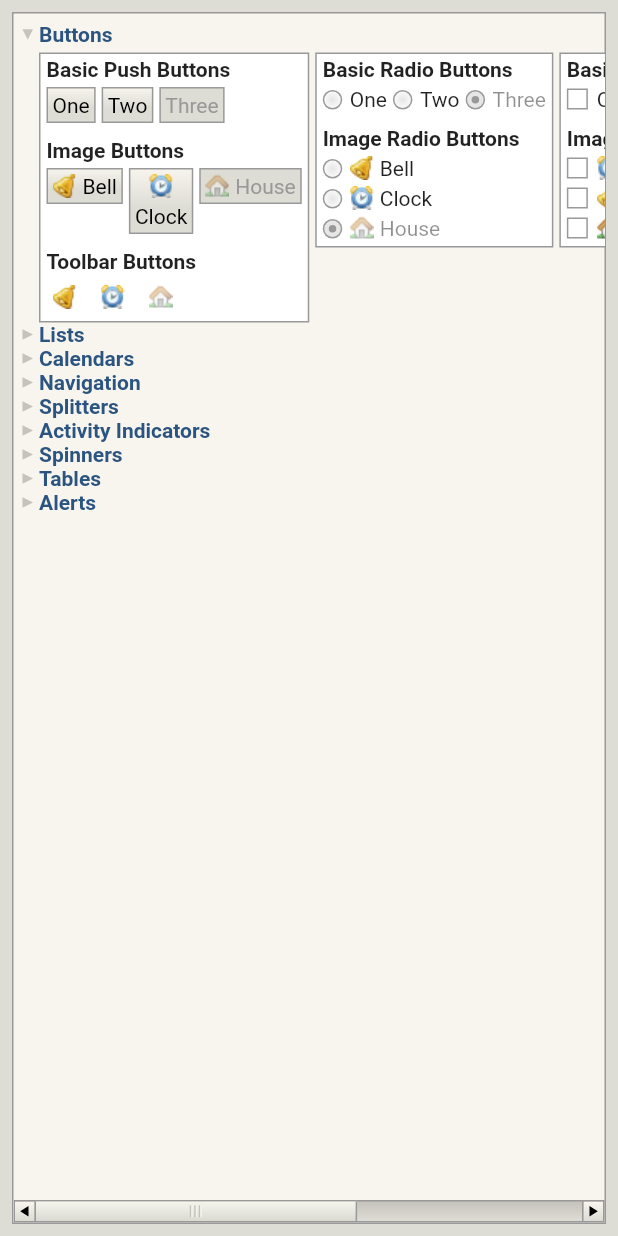
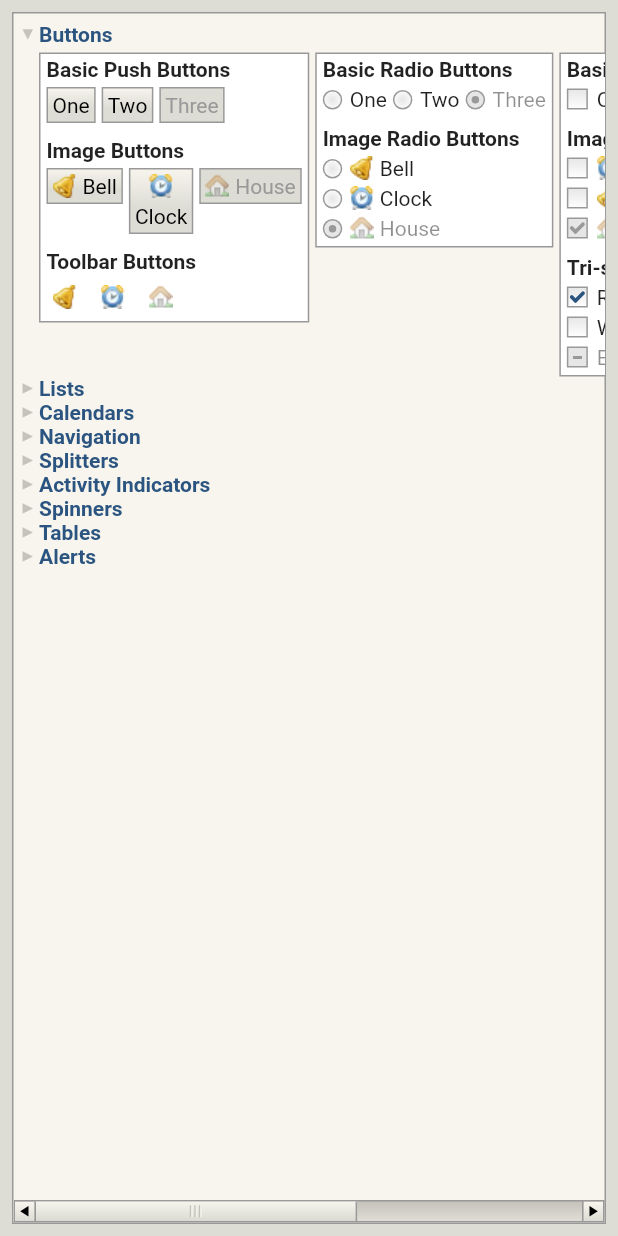
Before and after one commit to tvolkert/chicago, a Flutter app: the screen it shows after launch, on a phone screen of 412 x 824 dp. Run offline on Flutter 3.47's test engine with Material 2 defaults, Android fonts, the phone set to English and light mode, and no system bars.

Commit message:
Finish chekcboxes
1) Add support for tri-state
2) Add support for enabled/disabled
3) Update callers

```diff
--- a/demo/lib/src/buttons.dart
+++ b/demo/lib/src/buttons.dart
@@ -272,7 +272,47 @@ class _RadioButtonsDemoState extends State<RadioButtonsDemo> {
   }
 }
 
-class CheckboxesDemo extends StatelessWidget {
+class CheckboxesDemo extends StatefulWidget {
+  @override
+  _CheckboxesDemoState createState() => _CheckboxesDemoState();
+}
+
+class _CheckboxesDemoState extends State<CheckboxesDemo> {
+  late chicago.CheckboxController _threeController;
+  late chicago.CheckboxController _houseController;
+  late chicago.CheckboxController _readController;
+  late chicago.CheckboxController _writeController;
+  late chicago.CheckboxController _executeController;
+
+  @override
+  void initState() {
+    super.initState();
+    _threeController = chicago.CheckboxController.simple(true);
+    _houseController = chicago.CheckboxController.simple(true);
+    _readController = chicago.CheckboxController.triState(
+      state: chicago.CheckboxState.checked,
+      canUserToggleMixed: true,
+    );
+    _writeController = chicago.CheckboxController.triState(
+      state: chicago.CheckboxState.unchecked,
+      canUserToggleMixed: true,
+    );
+    _executeController = chicago.CheckboxController.triState(
+      state: chicago.CheckboxState.mixed,
+      canUserToggleMixed: true,
+    );
+  }
+
+  @override
+  void dispose() {
+    _threeController.dispose();
+    _houseController.dispose();
+    _readController.dispose();
+    _writeController.dispose();
+    _executeController.dispose();
+    super.dispose();
+  }
+
   @override
   Widget build(BuildContext context) {
     return chicago.Border(
@@ -291,7 +331,11 @@ class CheckboxesDemo extends StatelessWidget {
                 SizedBox(width: 4),
                 chicago.Checkbox(trailing: Text('Two')),
                 SizedBox(width: 4),
-                chicago.Checkbox(trailing: Text('Three')),
+                chicago.Checkbox(
+                  trailing: Text('Three'),
+                  controller: _threeController,
+                  isEnabled: false,
+                ),
               ],
             ),
             SizedBox(height: 10),
@@ -321,6 +365,8 @@ class CheckboxesDemo extends StatelessWidget {
                 ),
                 SizedBox(height: 4),
                 chicago.Checkbox(
+                  controller: _houseController,
+                  isEnabled: false,
                   trailing: Row(
                     children: [
                       Image.asset('assets/house.png'),
@@ -328,6 +374,29 @@ class CheckboxesDemo extends StatelessWidget {
                       Text('House'),
                     ],
                   ),
+                ),
+              ],
+            ),
+            SizedBox(height: 10),
+            BoldText('Tri-state Checkboxes'),
+            SizedBox(height: 4),
+            Column(
+              crossAxisAlignment: CrossAxisAlignment.start,
+              children: [
+                chicago.Checkbox(
+                  controller: _readController,
+                  trailing: Text('Read'),
+                ),
+                SizedBox(height: 4),
+                chicago.Checkbox(
+                  controller: _writeController,
+                  trailing: Text('Write'),
+                ),
+                SizedBox(height: 4),
+                chicago.Checkbox(
+                  controller: _executeController,
+                  trailing: Text('Execute'),
+                  isEnabled: false,
                 ),
               ],
             ),
--- a/demo/lib/src/navigation.dart
+++ b/demo/lib/src/navigation.dart
@@ -57,9 +57,9 @@ class _RollupDemoState extends State<RollupDemo> {
   @override
   void initState() {
     super.initState();
-    _ellipseController = chicago.CheckboxController()..checked = true;
-    _squareController = chicago.CheckboxController()..checked = true;
-    _octagonController = chicago.CheckboxController()..checked = true;
+    _ellipseController = chicago.CheckboxController.simple(true);
+    _squareController = chicago.CheckboxController.simple(true);
+    _octagonController = chicago.CheckboxController.simple(true);
     _radioController = chicago.RadioButtonController<String>('star');
   }
 
--- a/demo/lib/src/tables.dart
+++ b/demo/lib/src/tables.dart
@@ -262,7 +262,7 @@ class _CustomTableDemoState extends State<CustomTableDemo> {
     return Padding(
       padding: EdgeInsets.all(2),
       child: chicago.BasicCheckbox(
-        checked: item.isChecked,
+        state: item.isChecked ? chicago.CheckboxState.checked : chicago.CheckboxState.unchecked,
         onTap: () {
           setState(() {
             _items[rowIndex] = _items[rowIndex].toggleChecked();
--- a/lib/src/checkbox.dart
+++ b/lib/src/checkbox.dart
@@ -13,6 +13,7 @@
 // See the License for the specific language governing permissions and
 // limitations under the License.
 
+import 'package:chicago/src/colors.dart';
 import 'package:flutter/foundation.dart';
 import 'package:flutter/rendering.dart';
 import 'package:flutter/widgets.dart';
@@ -20,37 +21,107 @@ import 'package:flutter/widgets.dart';
 const double _checkboxSize = 14;
 const double _checkmarkSize = 10;
 const double _defaultSpacing = 6;
-const Color _defaultBorderColor = Color(0xff999999);
-const Color _defaultCheckmarkColor = Color(0xff2b5580);
+
+enum CheckboxState {
+  checked,
+  unchecked,
+  mixed,
+}
 
 class CheckboxController extends ChangeNotifier {
-  bool _checked = false;
-  bool get checked => _checked;
-  set checked(bool value) {
-    if (_checked != value) {
-      _checked = value;
+  CheckboxController.simple([bool checked = false])
+      : _isTriState = false,
+        _canUserToggleMixed = false,
+        _state = checked ? CheckboxState.checked : CheckboxState.unchecked;
+
+  CheckboxController.triState({
+    CheckboxState state = CheckboxState.unchecked,
+    bool canUserToggleMixed = false,
+  })  : _isTriState = true,
+        _canUserToggleMixed = canUserToggleMixed,
+        _state = state;
+
+  final bool _isTriState;
+  bool get isTriState => _isTriState;
+
+  final bool _canUserToggleMixed;
+  bool get canUserToggleMixed => _canUserToggleMixed;
+
+  CheckboxState _state;
+  CheckboxState get state => _state;
+  set state(CheckboxState value) {
+    assert(_isTriState || value != CheckboxState.mixed);
+    if (_state != value) {
+      _state = value;
       notifyListeners();
     }
   }
 
-  void toggleChecked() => checked = !_checked;
+  bool get checked => _state == CheckboxState.checked;
+  set checked(bool value) => state = value ? CheckboxState.checked : CheckboxState.unchecked;
+
+  void toggleState() {
+    if (canUserToggleMixed) {
+      switch (state) {
+        case CheckboxState.checked:
+          state = CheckboxState.unchecked;
+          break;
+        case CheckboxState.unchecked:
+          state = CheckboxState.mixed;
+          break;
+        case CheckboxState.mixed:
+          state = CheckboxState.checked;
+          break;
+      }
+    } else {
+      checked = !checked;
+    }
+  }
 }
 
 class Checkbox extends StatefulWidget {
   const Checkbox({
     Key? key,
-    this.spacing = _defaultSpacing,
     this.controller,
-    this.checkmarkColor,
     this.onChange,
     this.trailing,
+    this.spacing = _defaultSpacing,
+    this.isEnabled = true,
   }) : super(key: key);
 
+  /// The controller that governs the state of this checkbox.
+  ///
+  /// If this is unspecified, the checkbox will create and manage its own
+  /// simple (non-tri-state) controller.
+  final CheckboxController? controller;
+
+  /// Callback that will be invoked when the state of the checkbox changes.
+  ///
+  /// Users who register for notifications on [controller] will receive the
+  /// same notifications.
+  final VoidCallback? onChange;
+
+  /// A widget to show after the checkbox.
+  ///
+  /// Clicking on the widget will act as if the user clicked on the checkbox
+  /// itself.
+  ///
+  /// This widget will be laid out with a spacing in between the checkbox and
+  /// the widget. The amount of spacing is determined by the [spacing]
+  /// property.
+  final Widget? trailing;
+
+  /// The spacing to add in between the checkbox and the [trailing] widget, in
+  /// logical pixels.
+  ///
+  /// If the [trailing] widget is not specified, this value is not used.
   final double spacing;
-  final CheckboxController? controller;
-  final Color? checkmarkColor;
-  final VoidCallback? onChange;
-  final Widget? trailing;
+
+  /// Whether the checkbox accepts user input.
+  ///
+  /// If this is false, the checkbox will still respond to changes in its
+  /// controller, but the user will not be able to interact with the checkbox.
+  final bool isEnabled;
 
   @override
   _CheckboxState createState() => _CheckboxState();
@@ -74,7 +145,7 @@ class _CheckboxState extends State<Checkbox> {
   void initState() {
     super.initState();
     if (widget.controller == null) {
-      _controller = CheckboxController();
+      _controller = CheckboxController.simple();
     }
     controller.addListener(_handleChanged);
   }
@@ -88,7 +159,7 @@ class _CheckboxState extends State<Checkbox> {
       _controller?.dispose();
       _controller = null;
       if (widget.controller == null) {
-        _controller = CheckboxController();
+        _controller = CheckboxController.simple();
       }
       controller.addListener(_handleChanged);
     }
@@ -107,9 +178,8 @@ class _CheckboxState extends State<Checkbox> {
     return BasicCheckbox(
       key: widget.key,
       spacing: widget.spacing,
-      checked: controller.checked,
-      checkmarkColor: widget.checkmarkColor,
-      onTap: () => controller.toggleChecked(),
+      state: controller.state,
+      onTap: widget.isEnabled ? controller.toggleState : null,
       trailing: widget.trailing,
     );
   }
@@ -118,64 +188,106 @@ class _CheckboxState extends State<Checkbox> {
 class BasicCheckbox extends StatelessWidget {
   const BasicCheckbox({
     Key? key,
-    this.spacing = _defaultSpacing,
-    this.checked = false,
-    this.checkmarkColor,
+    this.state = CheckboxState.unchecked,
     this.onTap,
     this.trailing,
+    this.spacing = _defaultSpacing,
   }) : super(key: key);
 
-  final double spacing;
-  final bool checked;
-  final Color? checkmarkColor;
+  final CheckboxState state;
   final VoidCallback? onTap;
   final Widget? trailing;
+  final double spacing;
 
   @override
   Widget build(BuildContext context) {
-    Widget selectableRegion = DecoratedBox(
-      decoration: const BoxDecoration(
-        border: Border.fromBorderSide(BorderSide(color: _defaultBorderColor)),
-        color: const Color(0xffffffff),
+    final bool isEnabled = onTap != null;
+
+    Widget? styledTrailing = trailing;
+    if (styledTrailing != null) {
+      styledTrailing = Padding(
+        padding: EdgeInsets.only(left: spacing),
+        child: styledTrailing,
+      );
+      if (!isEnabled) {
+        styledTrailing = Opacity(
+          opacity: 0.5,
+          child: styledTrailing,
+        );
+      }
+    }
+
+    final Decoration backgroundDecoration;
+    if (isEnabled) {
+      backgroundDecoration = BoxDecoration(
+        border: const Border.fromBorderSide(BorderSide(color: Color(0xff999999))),
+        gradient: LinearGradient(
+          begin: Alignment.topCenter,
+          end: Alignment.bottomCenter,
+          colors: <Color>[
+            darken(const Color(0xffffffff)),
+            const Color(0xffffffff),
+          ],
         ),
+      );
+    } else {
+      backgroundDecoration = const BoxDecoration(
+        border: Border.fromBorderSide(BorderSide(color: Color(0xff999999))),
+        color: Color(0xffe6e6e6),
+      );
+    }
+
+    Widget result = DecoratedBox(
+      decoration: backgroundDecoration,
       child: SizedBox(
         width: _checkboxSize,
         height: _checkboxSize,
-        child: CustomPaint(painter: _CheckPainter(checked, checkmarkColor)),
+        child: CustomPaint(painter: CheckPainter(state, isEnabled)),
       ),
     );
 
-    if (trailing != null) {
-      selectableRegion = Row(
+    if (styledTrailing != null) {
+      result = Row(
         children: <Widget>[
-          selectableRegion,
-          SizedBox(width: spacing),
-          trailing!,
+          result,
+          styledTrailing,
         ],
       );
     }
 
-    return MouseRegion(
+    if (isEnabled) {
+      result = MouseRegion(
         cursor: SystemMouseCursors.click,
         child: GestureDetector(
           onTap: onTap,
-        child: AbsorbPointer(child: selectableRegion),
+          child: AbsorbPointer(
+            child: result,
+          ),
         ),
       );
     }
+
+    return result;
+  }
 }
 
-class _CheckPainter extends CustomPainter {
-  const _CheckPainter(this.checked, this.checkmarkColor);
+class CheckPainter extends CustomPainter {
+  const CheckPainter(this.state, this.isEnabled);
 
-  final bool checked;
-  final Color? checkmarkColor;
+  final CheckboxState state;
+  final bool isEnabled;
+
+  static const Color _enabledCheckmarkColor = Color(0xff2b5580);
+  static const Color _disabledCheckmarkColor = Color(0xff999999);
 
   @override
   void paint(Canvas canvas, Size size) {
-    if (checked) {
     final Paint paint = Paint()
-        ..color = checkmarkColor ?? _defaultCheckmarkColor
+      ..color = isEnabled ? _enabledCheckmarkColor : _disabledCheckmarkColor;
+
+    switch (state) {
+      case CheckboxState.checked:
+        paint
           ..style = PaintingStyle.stroke
           ..strokeWidth = 2.5
           ..strokeCap = StrokeCap.round;
@@ -183,12 +295,24 @@ class _CheckPainter extends CustomPainter {
         double m = _checkmarkSize / 4;
         double dx = (_checkboxSize - (n + m)) / 2;
         double dy = (_checkboxSize - n) / 2;
+        canvas.save();
         canvas.translate(0, (size.height - _checkboxSize) / 2);
         canvas.drawLine(Offset(dx, (n - m) + dy), Offset(m + dx, n + dy), paint);
         canvas.drawLine(Offset(m + dx, n + dy), Offset((m + n) + dx, dy), paint);
+        canvas.restore();
+        break;
+      case CheckboxState.mixed:
+        paint
+          ..style = PaintingStyle.fill
+          ..isAntiAlias = false;
+        canvas.drawRect(Rect.fromLTWH(4, _checkboxSize / 2 - 1, _checkboxSize - 8, 2), paint);
+        break;
+      case CheckboxState.unchecked:
+        // Nothing to paint.
+        break;
     }
   }
 
   @override
-  bool shouldRepaint(_CheckPainter oldDelegate) => checked != oldDelegate.checked;
+  bool shouldRepaint(CheckPainter oldDelegate) => state != oldDelegate.state;
 }
```
Lines whose indentation alone changed are shown as unchanged.
